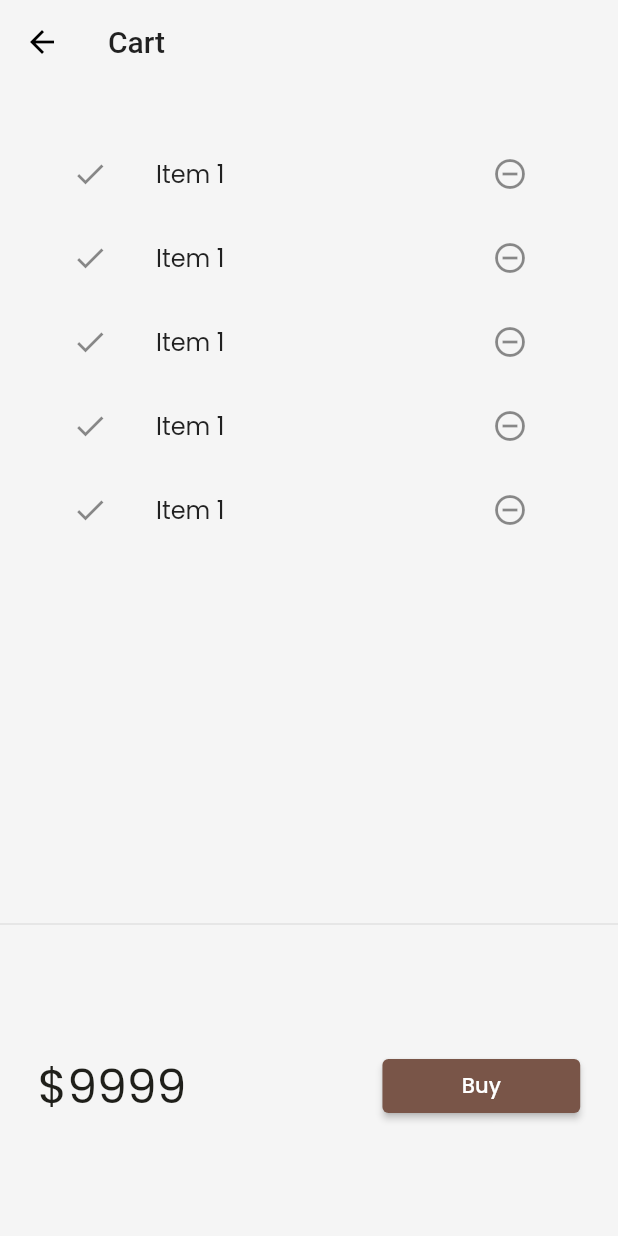
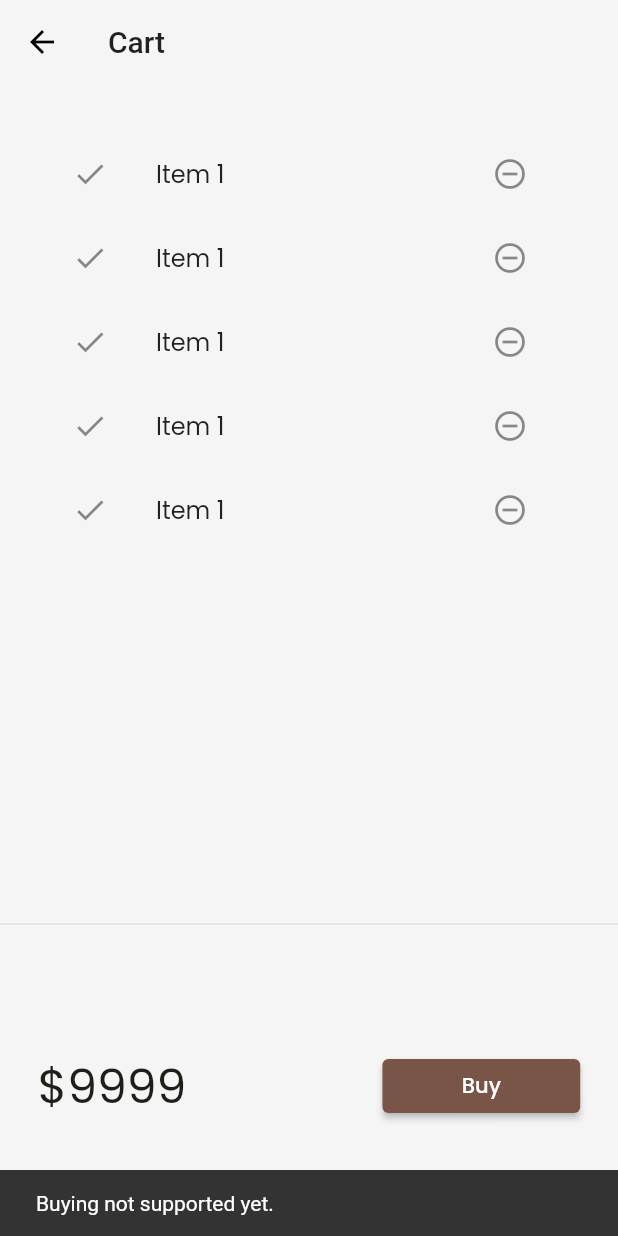
Before and after one commit to rakhigopchandani/my_app, a Flutter app: the CartPage screen opened by its route, after a tap on "Buy", on a phone screen of 412 x 824 dp. Run offline on Flutter 3.47's test engine with Material 2 defaults, Android fonts, the phone set to English and light mode, and no system bars; our stand-ins replace google_fonts, velocity_x; network calls fail.

Commit message:
day22 completed

```diff
--- a/lib/models/catalog.dart
+++ b/lib/models/catalog.dart
@@ -6,11 +6,11 @@ class CatalogModel {
   static List<Item> items = [];
 
 // get item by ID
-  static Item getBuId(int id) =>
+   Item getById(int id) =>
       items.firstWhere((element) => element.id == id, orElse: null);
 
   //get item by position
-  static Item getByPosition(int pos) => items[pos];
+   Item getByPosition(int pos) => items[pos];
 }
 
 class Item {
--- a/lib/pages/cart_page.dart
+++ b/lib/pages/cart_page.dart
@@ -2,9 +2,8 @@
 import 'package:flutter/material.dart';
 import 'package:my_app/utils/widgets/theme.dart';
 import 'package:velocity_x/velocity_x.dart';
+
 class CartPage extends StatelessWidget {
-
-
   @override
   Widget build(BuildContext context) {
     return Scaffold(
@@ -13,21 +12,14 @@ class CartPage extends StatelessWidget {
         backgroundColor: Colors.transparent,
         title: "Cart".text.make(),
       ),
-
-      body: Column(children: [
-       _CartList().p32().expand(),
-       Divider(),
-       _CartTotal()
-
-      ],),
+      body: Column(
+        children: [_CartList().p32().expand(), Divider(), _CartTotal()],
+      ),
     );
   }
 }
 
-
 class _CartTotal extends StatelessWidget {
-
-
   @override
   Widget build(BuildContext context) {
     return SizedBox(
@@ -37,21 +29,24 @@ class _CartTotal extends StatelessWidget {
         children: [
           "\$9999".text.xl4.color(MyTheme.blackish).make(),
           30.widthBox,
-          ElevatedButton(onPressed: () {},
-          style: ButtonStyle(
-            backgroundColor: MaterialStateProperty.all(context.theme.buttonColor)
-          ),
-          child: "Buy".text.white.make()
-          ).w32(context)
+          ElevatedButton(
+                  onPressed: () {
+                    ScaffoldMessenger.of(context).showSnackBar(SnackBar(
+                      content:"Buying not supported yet.".text.make(),
+                    ));
+                  },
+                  style: ButtonStyle(
+                      backgroundColor:
+                          MaterialStateProperty.all(context.theme.buttonColor)),
+                  child: "Buy".text.white.make())
+              .w32(context)
         ],
       ),
     );
   }
 }
 
-
-class _CartList  extends StatefulWidget {
-
+class _CartList extends StatefulWidget {
   @override
   State<_CartList> createState() => _CartListState();
 }
@@ -60,16 +55,14 @@ class _CartListState extends State<_CartList> {
   @override
   Widget build(BuildContext context) {
     return ListView.builder(
-      itemCount: 5,
-      itemBuilder: (context, index)=> ListTile(
-        leading: Icon(Icons.done),
-
-        trailing: IconButton(icon: Icon(Icons.remove_circle_outline),
-        onPressed: (){},
-         ),
-         title: "Item 1".text.make(),
-      )
-
-    );
+        itemCount: 5,
+        itemBuilder: (context, index) => ListTile(
+              leading: Icon(Icons.done),
+              trailing: IconButton(
+                icon: Icon(Icons.remove_circle_outline),
+                onPressed: () {},
+              ),
+              title: "Item 1".text.make(),
+            ));
   }
 }
--- a/lib/utils/widgets/home_widgets/catalog_list.dart
+++ b/lib/utils/widgets/home_widgets/catalog_list.dart
@@ -14,7 +14,7 @@ class CatalogList extends StatelessWidget {
       shrinkWrap: true,
       itemCount: CatalogModel.items.length,
       itemBuilder: (context, index) {
-        final catalog = CatalogModel.getByPosition(index);
+        final catalog = CatalogModel.items[index];
         return InkWell(
          onTap: () => Navigator.push(context, MaterialPageRoute(builder: (context)=> HomeDetailPage(catalog: catalog))),
 
```
Also changed, not shown: lib/models/cart.dart (added, +35 -0 lines).
